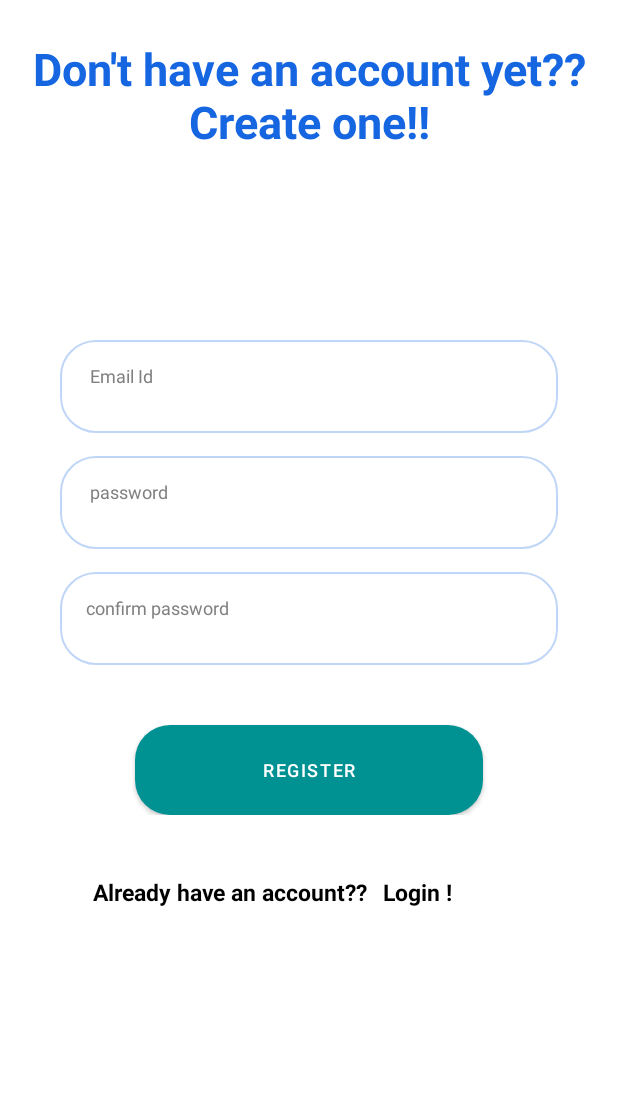
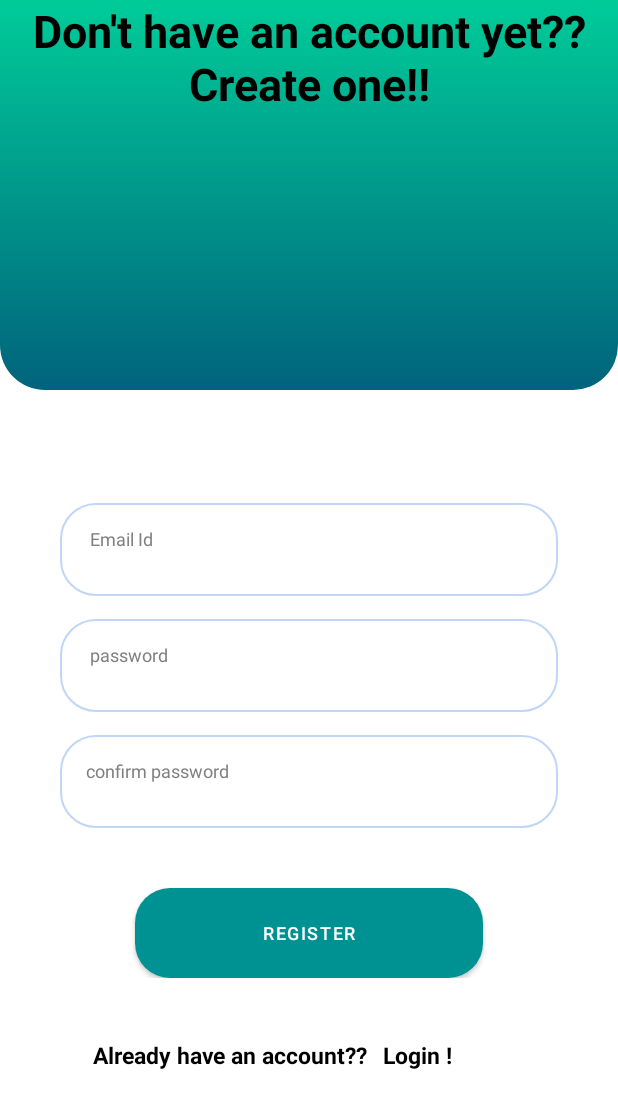
Before and after one commit to Disna11/tshare-Dissertation-, an Android app: the signupActivity screen opened directly, with no data from a screen before it, on a phone screen of 412 x 824 dp. Shown: the top 1108 px of the screen. Run offline under Robolectric (Android 15) with nearby library versions, the phone set to English and light mode, and no system bars; our stand-ins replace Firebase (no records; nobody signed in at launch, a user with empty details on screens opened directly); 1 statement that could not run was skipped.

Commit message:
made some changes in the design and also set to clear shared preference while logout button is clicked

```diff
--- a/app/src/main/java/com/example/tshare/ProfileFragment.kt
+++ b/app/src/main/java/com/example/tshare/ProfileFragment.kt
@@ -62,10 +62,12 @@ class ProfileFragment : Fragment() {
 
         }
         logoutButton?.setOnClickListener {
+            preferenceHelper!!.clearSharedPreferences()
             Firebase.auth.signOut()
             val myIntent = Intent(requireActivity(), loginActivity::class.java)
             startActivity(myIntent)
             requireActivity().finish()
+
         }
 
 
--- a/app/src/main/res/layout/activity_signup.xml
+++ b/app/src/main/res/layout/activity_signup.xml
@@ -10,25 +10,39 @@
     <LinearLayout
         android:layout_width="match_parent"
         android:layout_height="match_parent"
-        android:orientation="vertical"
-        >
+        android:orientation="vertical">
+
+        <androidx.constraintlayout.widget.ConstraintLayout
+        android:layout_width="match_parent"
+        android:layout_height="260dp"
+        android:background="@drawable/profile_top_background"
+        app:layout_constraintEnd_toEndOf="parent"
+        app:layout_constraintHorizontal_bias="0.0"
+        app:layout_constraintStart_toStartOf="parent"
+        app:layout_constraintTop_toTopOf="parent">
+
             <TextView
                 android:layout_width="match_parent"
                 android:layout_height="wrap_content"
+                android:layout_gravity="center"
+                android:gravity="center_horizontal"
                 android:text="@string/don_t_have_an_account_yet_create_one"
-            android:layout_marginTop="25dp"
+                android:textColor="@color/black"
                 android:textSize="30sp"
                 android:textStyle="bold"
-            android:layout_gravity="center"
-            android:gravity="center_horizontal"
-            android:textColor="#1566e0"/>
+                tools:layout_editor_absoluteX="0dp"
+                tools:layout_editor_absoluteY="78dp"
+                tools:ignore="MissingConstraints" />
+
+        </androidx.constraintlayout.widget.ConstraintLayout>
+
 
         <RelativeLayout
             android:layout_width="wrap_content"
             android:layout_height="wrap_content"
             android:layout_marginLeft="30dp"
             android:layout_marginRight="30dp"
-            android:layout_marginTop="100dp"
+            android:layout_marginTop="50dp"
             android:padding="10dp">
 
 
--- a/app/src/main/res/layout/fragment_profile.xml
+++ b/app/src/main/res/layout/fragment_profile.xml
@@ -87,8 +87,10 @@
                     android:src="@drawable/logout"
                     app:layout_constraintBottom_toTopOf="@+id/profile_photo"
                     app:layout_constraintTop_toTopOf="@+id/profile_photo"
-                    tools:layout_editor_absoluteX="350dp"
-                    tools:ignore="MissingConstraints" />
+                    app:layout_constraintVertical_bias="0.0"
+                    tools:ignore="MissingConstraints"
+                    android:backgroundTint="#FFC0CB"
+                    tools:layout_editor_absoluteX="-1dp" />
 
             </androidx.constraintlayout.widget.ConstraintLayout>
 
```
Lines whose indentation alone changed are shown as unchanged.
